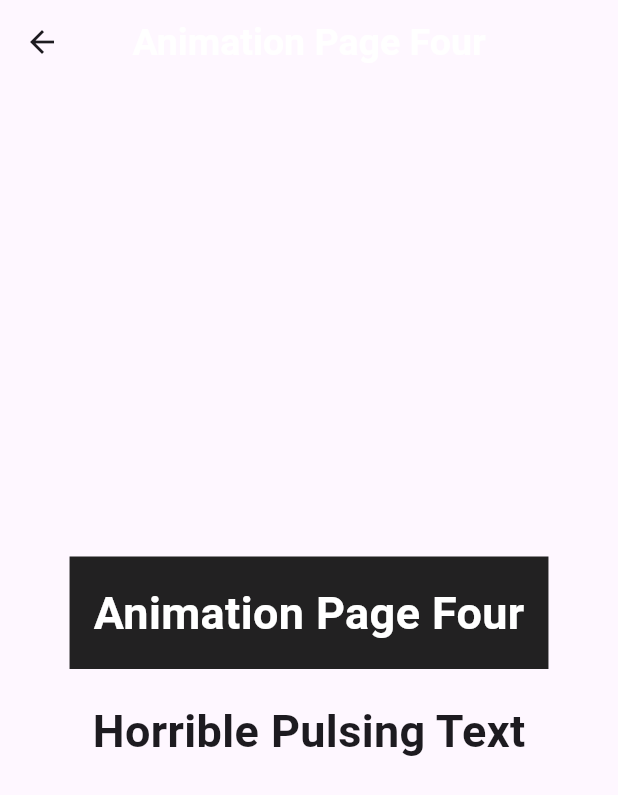
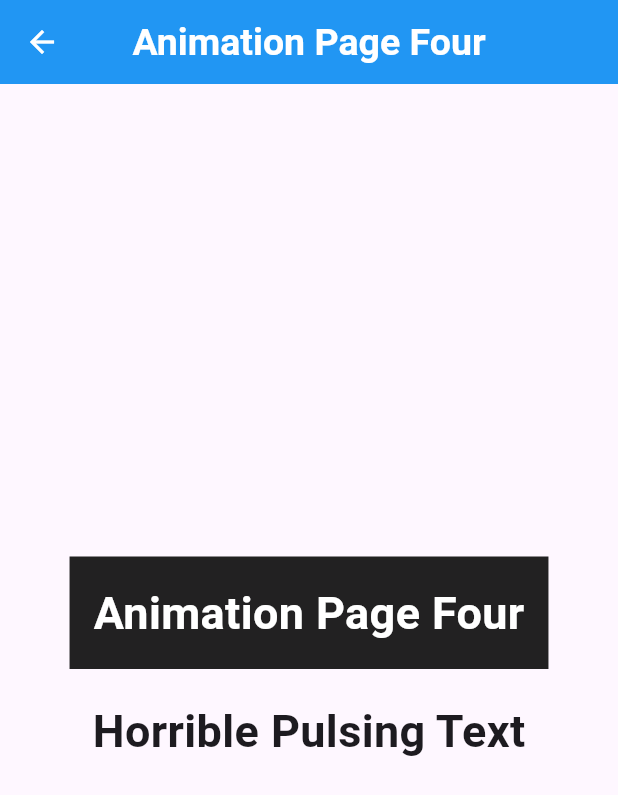
Before and after one commit to MuhammadBilalAkbar/flutter_animate_package, a Flutter app: the screen it shows after launch, after a tap on "Animation Page Four", on a phone screen of 412 x 824 dp. Shown: the top 795 px of the screen. Run offline on Flutter 3.47's test engine with Material 3 defaults, Android fonts, the phone set to English and light mode, and no system bars; drawn by our look-alikes of flutter_animate.

Commit message:
Initial commit

```diff
--- a/analysis_options.yaml
+++ b/analysis_options.yaml
@@ -7,7 +7,7 @@
 
 # The following line activates a set of recommended lints for Flutter apps,
 # packages, and plugins designed to encourage good coding practices.
-include: package:flutter_lints/flutter.yaml
+# include: package:flutter_lints/flutter.yaml
 
 linter:
   # The lint rules applied to this project can be customized in the
--- a/lib/my_app.dart
+++ b/lib/my_app.dart
@@ -14,13 +14,15 @@ class MyApp extends StatelessWidget {
       title: 'Flutter Animate Package',
       debugShowCheckedModeBanner: false,
       theme: ThemeData(
-        primarySwatch: Colors.purple,
+        primarySwatch: Colors.blue,
         appBarTheme: const AppBarTheme(
           centerTitle: true,
+          backgroundColor: Colors.blue,
           titleTextStyle: TextStyle(
             fontSize: 25,
             fontWeight: FontWeight.bold,
           ),
+          iconTheme: IconThemeData(color: Colors.white),
         ),
         textTheme: const TextTheme(
           bodyMedium: TextStyle(
@@ -30,8 +32,11 @@ class MyApp extends StatelessWidget {
         ),
         elevatedButtonTheme: ElevatedButtonThemeData(
           style: ElevatedButton.styleFrom(
-            minimumSize: const Size(350, 60),
-            textStyle: const TextStyle(fontSize: 25.0),
+            minimumSize: const Size(350, 70),
+            textStyle:
+                const TextStyle(fontSize: 25.0, fontWeight: FontWeight.bold),
+            foregroundColor: Colors.white,
+            backgroundColor: Colors.blue,
             shape: RoundedRectangleBorder(
               borderRadius: BorderRadius.circular(50),
             ),
--- a/lib/pages/animation_page_four.dart
+++ b/lib/pages/animation_page_four.dart
@@ -33,11 +33,9 @@ class AnimationPageFour extends StatelessWidget {
                   .tint(color: Colors.red, end: 0.6)
                   .elevation(end: 20),
               const SizedBox(height: 20),
-              const Text('Horrible Pulsing Text')
-                  .animate(
-                    onPlay: (controller) => controller.repeat(reverse: true),
-                  )
-                  .fadeOut(curve: Curves.easeInOut),
+              const Text('Horrible Pulsing Text').animate(
+                onPlay: (controller) => controller.repeat(reverse: true),
+              ),
             ],
           ),
         ),
--- a/lib/pages/animation_page_one.dart
+++ b/lib/pages/animation_page_one.dart
@@ -19,7 +19,7 @@ class AnimationPageOne extends StatelessWidget {
               // 1st => Wrap widget
               Animate(
                 effects: [
-                   ScaleEffect(duration: 1000.ms),
+                  ScaleEffect(duration: 1000.ms),
                   ShakeEffect(duration: 1000.ms),
                 ],
                 child: const Text('Both have same output'),
--- a/pubspec.yaml
+++ b/pubspec.yaml
@@ -9,7 +9,7 @@ dependencies:
   flutter:
     sdk: flutter
   cupertino_icons: ^1.0.2
-  flutter_animate: ^4.2.0+1
+  flutter_animate: ^4.5.0
 
 dev_dependencies:
   flutter_test:
```
Also changed, not shown: pubspec.lock.
